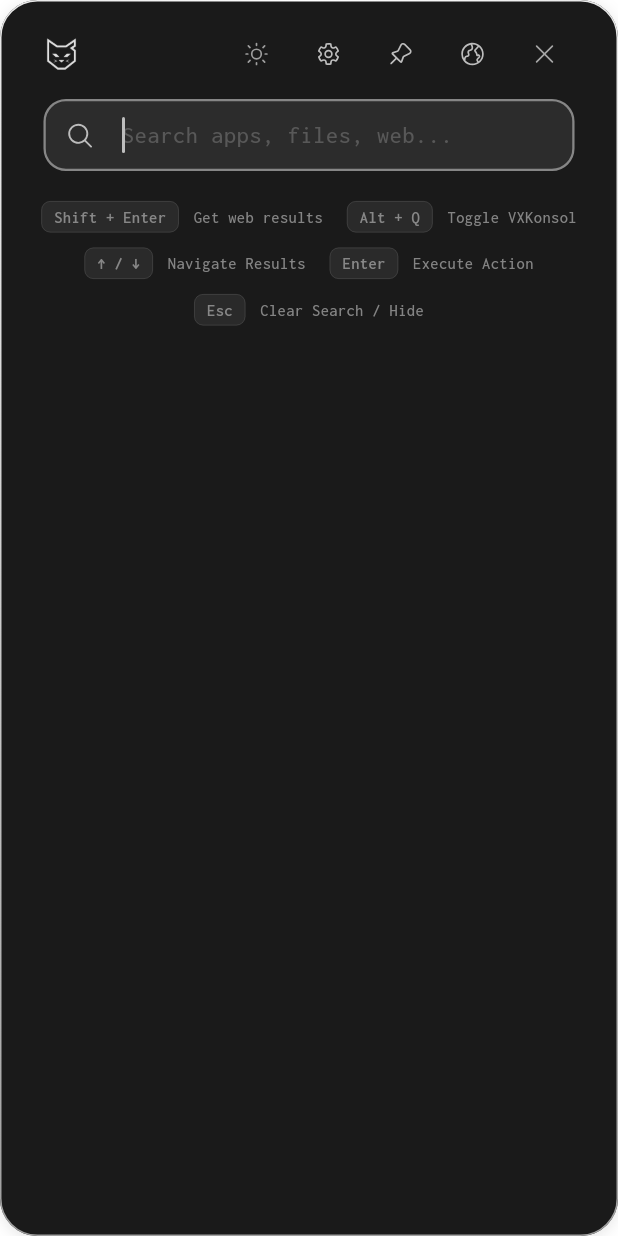
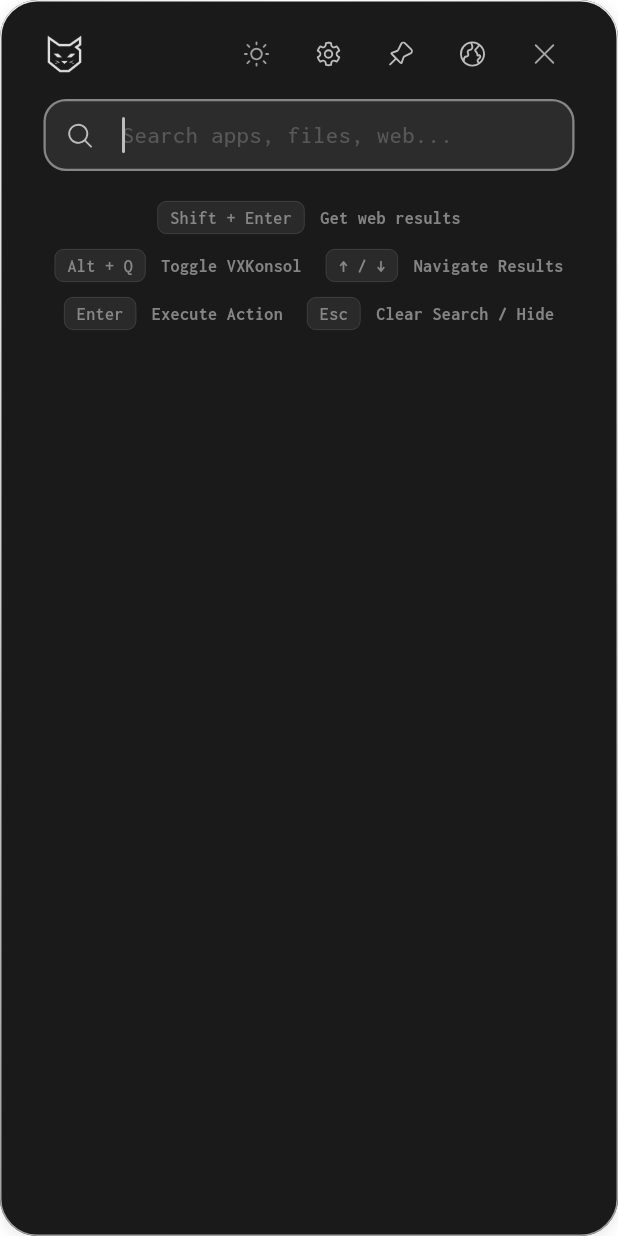
Before and after one commit to HemantKArya/vxkonsol, a Flutter app: the screen it shows after launch, on a phone screen of 412 x 824 dp. Run offline on Flutter 3.47's test engine with Material 3 defaults, Android fonts, the phone set to English and light mode, and no system bars; our stand-ins replace bloc, fluentui_system_icons, flutter_bloc, flutter_staggered_animations, get, gradient_borders; missing offline and left inert: flutter_acrylic, hotkey_manager, window_manager; statements that could not run were skipped.

Commit message:
font fix and the searchcubit fix for selection

```diff
--- a/lib/cubits/search/search_cubit.dart
+++ b/lib/cubits/search/search_cubit.dart
@@ -550,6 +550,12 @@ class SearchCubit extends Cubit<SearchState> {
       final selectedResult = state.results[state.selectedIndex];
       log("[SearchCubit] Executing action for index ${state.selectedIndex}: ${selectedResult.title}");
       selectedResult.onSelected?.call();
+      if (_globalController.searchController.text.isNotEmpty) {
+        _globalController.searchController.selection = TextSelection(
+          baseOffset: 0,
+          extentOffset: _globalController.searchController.text.length,
+        );
+      }
       windowManager.hide();
     } else {
       log("[SearchCubit] ExecuteAction: No valid item selected (index: ${state.selectedIndex}). Query: '${state.query}'");
--- a/lib/screens/main_screen.dart
+++ b/lib/screens/main_screen.dart
@@ -45,7 +45,7 @@ class _MainScreenState extends State<MainScreen> {
     );
 
     // Define common icon properties for compactness
-    const double iconSize = 18.0; // Smaller icon size (like reference image)
+    const double iconSize = 20.0; // Smaller icon size (like reference image)
     const EdgeInsets iconPadding = EdgeInsets.zero; // No internal padding
     const VisualDensity iconDensity = VisualDensity.compact; // Compact layout
     const BoxConstraints iconConstraints =
@@ -92,13 +92,13 @@ class _MainScreenState extends State<MainScreen> {
                             theme.brightness == Brightness.dark
                                 ? Image.asset(
                                     'assets/icons/VXKonsolPNG.png',
-                                    height: 24,
-                                    width: 24,
+                                    height: 28,
+                                    width: 28,
                                   )
                                 : Image.asset(
                                     'assets/icons/VXKonsolPNG2.png',
-                                    height: 24,
-                                    width: 24,
+                                    height: 28,
+                                    width: 28,
                                   ),
                             const SizedBox(
                                 width: 10), // Space between icon and text
--- a/lib/widgets/shortcut_info_widget.dart
+++ b/lib/widgets/shortcut_info_widget.dart
@@ -17,8 +17,8 @@ class ShortcutInfoWidget extends StatelessWidget {
     final textStyle = TextStyle(
       // Use bodySmall color by default, maybe slightly different if needed
       color: Theme.of(context).textTheme.bodySmall!.color?.withOpacity(0.8),
-      fontWeight: FontWeight.w500,
-      fontSize: small ? 9 : 11, // Adjust size based on flag
+      fontWeight: FontWeight.w700,
+      fontSize: small ? 10 : 12, // Adjust size based on flag
     );
 
     final containerPadding = small
@@ -51,7 +51,7 @@ class ShortcutInfoWidget extends StatelessWidget {
             style: textStyle.copyWith(
               fontWeight: FontWeight.w600, // Make key slightly bolder
               // Slightly larger font for key itself if not small
-              fontSize: small ? 9 : 11,
+              fontSize: small ? 10 : 12,
             ),
           ),
         ),
```
